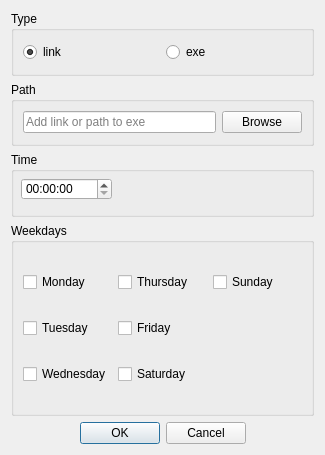
Above: UlyssesApp/eventedit.ui from EdsilvaEps/Ulysses before the change. Below: the same form after it.
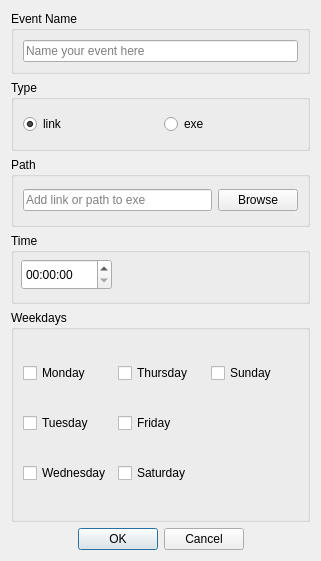
That is the form after the change.

Commit message: Add support for naming events and displaying their names

Diff of the .ui file:
```diff
--- a/UlyssesApp/eventedit.ui
+++ b/UlyssesApp/eventedit.ui
@@ -6,14 +6,36 @@
    <rect>
     <x>0</x>
     <y>0</y>
-    <width>325</width>
-    <height>455</height>
+    <width>321</width>
+    <height>561</height>
    </rect>
   </property>
   <property name="windowTitle">
    <string>Dialog</string>
   </property>
-  <layout class="QVBoxLayout" name="verticalLayout">
+  <layout class="QVBoxLayout" name="verticalLayout_2">
+   <item>
+    <widget class="QGroupBox" name="groupBox_5">
+     <property name="sizePolicy">
+      <sizepolicy hsizetype="Preferred" vsizetype="Fixed">
+       <horstretch>0</horstretch>
+       <verstretch>0</verstretch>
+      </sizepolicy>
+     </property>
+     <property name="title">
+      <string>Event Name</string>
+     </property>
+     <layout class="QVBoxLayout" name="verticalLayout">
+      <item>
+       <widget class="QLineEdit" name="eventName">
+        <property name="placeholderText">
+         <string>Name your event here</string>
+        </property>
+       </widget>
+      </item>
+     </layout>
+    </widget>
+   </item>
    <item>
     <widget class="QGroupBox" name="groupBox">
      <property name="sizePolicy">
@@ -104,7 +126,7 @@
         <x>10</x>
         <y>26</y>
         <width>91</width>
-        <height>22</height>
+        <height>31</height>
        </rect>
       </property>
       <property name="sizePolicy">
```
The commit also changes 4 other files.
